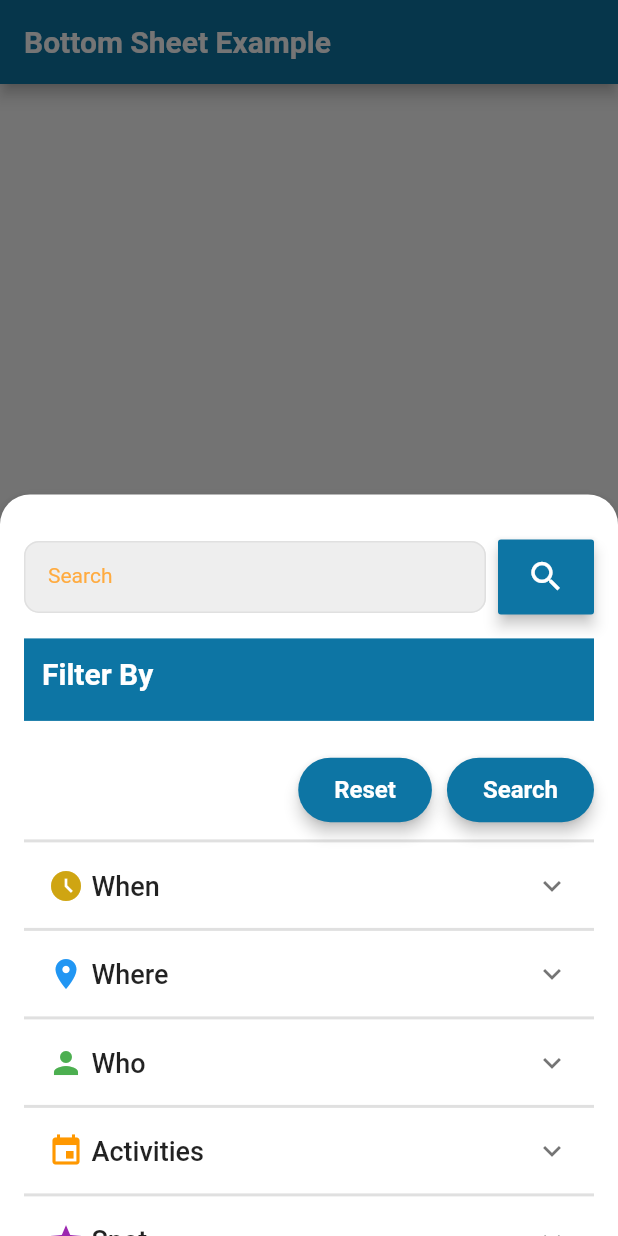
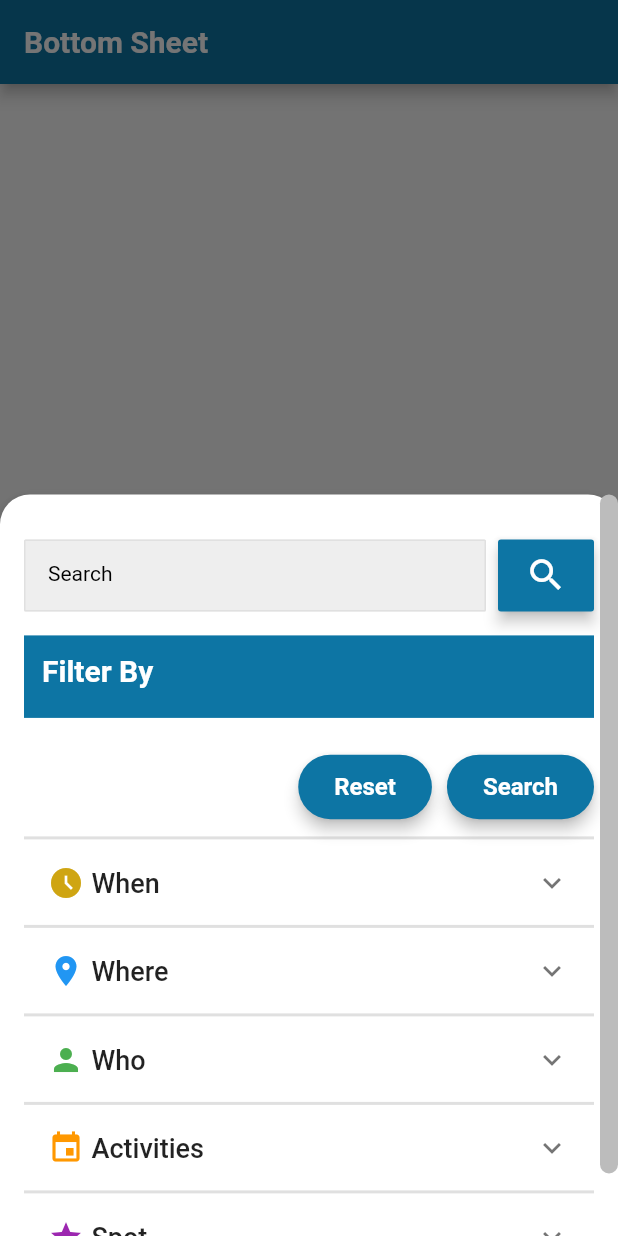
Before and after one commit to MasumBillah00/Bottom_Sheet, a Flutter app: the screen it shows after launch, after a tap on "Show Filters", on a phone screen of 412 x 824 dp. Run offline on Flutter 3.47's test engine with Material 2 defaults, Android fonts, the phone set to English and light mode, and no system bars.

```diff
--- a/lib/main.dart
+++ b/lib/main.dart
@@ -2,34 +2,37 @@ import 'package:bottomsheet/screens/bottom_sheet.dart';
 import 'package:bottomsheet/theme.dart';
 import 'package:flutter/material.dart';
 
-void main() {
+void main()
+{
   runApp(
     MaterialApp(
       debugShowCheckedModeBanner: false,
       theme: myCustomTheme(),
-      home: MyApp(),
+      home: const MyApp(),
     ),
   );
 }
 
 class MyApp extends StatelessWidget {
+  const MyApp({super.key});
+
   @override
   Widget build(BuildContext context) {
     return Scaffold(
-      appBar: AppBar(title: Text('Bottom Sheet Example')),
+      appBar: AppBar(title: const Text('Bottom Sheet')),
       body: Center(
         child: ElevatedButton(
           onPressed: () {
             showModalBottomSheet(
               context: context,
               isScrollControlled: true,
-              shape: RoundedRectangleBorder(
+              shape: const RoundedRectangleBorder(
                 borderRadius: BorderRadius.vertical(top: Radius.circular(20)),
               ),
-              builder: (context) => FilterBottomSheet(),
+              builder: (context) => const FilterBottomSheet(),
             );
           },
-          child: Text('Show Filters'),
+          child: const Text('Show Filters'),
         ),
       ),
     );
--- a/lib/screens/bottom_sheet.dart
+++ b/lib/screens/bottom_sheet.dart
@@ -5,6 +5,8 @@ import 'filter_header.dart';
 import 'filterchip_display.dart';
 
 class FilterBottomSheet extends StatefulWidget {
+  const FilterBottomSheet({super.key});
+
   @override
   _FilterBottomSheetState createState() => _FilterBottomSheetState();
 }
@@ -16,8 +18,8 @@ class _FilterBottomSheetState extends State<FilterBottomSheet> {
 
   // Map to store filters and their corresponding icons
   final Map<String, Map<String, dynamic>> filterIconsAndColors = {
-    'Today': {'icon': Icons.access_time_filled, 'color': Color.fromARGB(255, 207, 165, 18)},
-    'Tomorrow': {'icon': Icons.access_time_filled, 'color': Color.fromARGB(255, 207, 165, 18)},
+    'Today': {'icon': Icons.access_time_filled, 'color': const Color.fromARGB(255, 207, 165, 18)},
+    'Tomorrow': {'icon': Icons.access_time_filled, 'color': const Color.fromARGB(255, 207, 165, 18)},
     // 'Location 1': {'icon': Icons.location_on, 'color': Colors.blue},
     // 'Location 2': {'icon': Icons.location_on, 'color': Colors.blue},
     'Location': {
@@ -61,7 +63,14 @@ class _FilterBottomSheetState extends State<FilterBottomSheet> {
       minChildSize: 0.4,
       maxChildSize: 0.7,
       builder: (BuildContext context, ScrollController scrollController) {
-        return SingleChildScrollView(
+        return Scrollbar(
+          controller: scrollController,
+          thumbVisibility: true,
+          thickness: 12,
+          //trackVisibility: true,
+
+          radius: const Radius.circular(20),
+          child: SingleChildScrollView(
             controller: scrollController,
             child: Padding(
               padding: const EdgeInsets.only(top: 30, right: 16, left: 16, bottom: 16),
@@ -91,21 +100,21 @@ class _FilterBottomSheetState extends State<FilterBottomSheet> {
                           shape: RoundedRectangleBorder(
                             borderRadius: BorderRadius.circular(2.0),
                           ),
-                        padding: const EdgeInsets.symmetric(horizontal: 12.0, vertical: 12.0),
+                          padding: const EdgeInsets.symmetric(horizontal: 10.0, vertical: 10.0),
                         ),
-                      child: const Icon(Icons.search, size: 26),
+                        child: const Icon(Icons.search, size: 28),
                       ),
                     ],
                   ),
                   const SizedBox(height: 16),
 
                   // Filter Header
-                FilterHeader(),
+                  const Header(),
 
                   const SizedBox(height: 12),
 
                   // Selected Filters
-                FilterChipDisplay(
+                  KeyWordDisplay(
                     selectedFilters: selectedFilters,
                     filterIconsAndColors: filterIconsAndColors,
                     onFilterToggle: _toggleFilter,
@@ -145,7 +154,7 @@ class _FilterBottomSheetState extends State<FilterBottomSheet> {
                   const Divider(thickness: 2, height: 1),
 
                   // Filter Expansion Tiles
-                FilterExpansionTiles(
+                  ExpansionTiles(
                     selectedFilters: selectedFilters,
                     onFilterToggle: _toggleFilter,
                     locationController: _locationController,
@@ -155,6 +164,7 @@ class _FilterBottomSheetState extends State<FilterBottomSheet> {
                 ],
               ),
             ),
+          ),
         );
       },
     );
--- a/lib/screens/filter_expansion_tile.dart
+++ b/lib/screens/filter_expansion_tile.dart
@@ -1,14 +1,14 @@
 
 import 'package:flutter/material.dart';
 
-class FilterExpansionTiles extends StatefulWidget {
+class ExpansionTiles extends StatefulWidget {
   final List<String> selectedFilters;
   final Function(String) onFilterToggle;
   final TextEditingController locationController;
   final String? selectedActivity;
   final Function(String) onActivitySelect;
 
-  const FilterExpansionTiles({
+  const ExpansionTiles({
     super.key,
     required this.selectedFilters,
     required this.onFilterToggle,
@@ -18,10 +18,10 @@ class FilterExpansionTiles extends StatefulWidget {
   });
 
   @override
-  _FilterExpansionTilesState createState() => _FilterExpansionTilesState();
+  ExpansionTilesState createState() => ExpansionTilesState();
 }
 
-class _FilterExpansionTilesState extends State<FilterExpansionTiles> {
+class ExpansionTilesState extends State<ExpansionTiles> {
   bool isSpot1Checked = false;
   bool isSpot2Checked = false;
 
@@ -34,10 +34,9 @@ class _FilterExpansionTilesState extends State<FilterExpansionTiles> {
         FocusScope.of(context).unfocus();
       },
       child: SingleChildScrollView(
-        padding: EdgeInsets.only(bottom: bottomInset), // Add padding when keyboard is open
+        padding: EdgeInsets.only(bottom: bottomInset),
         child: Column(
           children: [
-            // "When" ExpansionTile
             ExpansionTile(
               title: const Row(
                 children: [
@@ -56,6 +55,7 @@ class _FilterExpansionTilesState extends State<FilterExpansionTiles> {
                     widget.onFilterToggle('Today');
                   },
                 ),
+
                 ListTile(
                   title: const Text('Tomorrow'),
                   dense: true,
@@ -177,11 +177,11 @@ class _FilterExpansionTilesState extends State<FilterExpansionTiles> {
 
             // "Spot" ExpansionTile with checkboxes
             ExpansionTile(
-              title: Row(
+              title: const Row(
                 children: [
                   Icon(Icons.star_outlined, color: Colors.purple),
-                  const SizedBox(width: 5),
-                  const Text('Spot', style: TextStyle(fontSize: 18, fontWeight: FontWeight.w500)),
+                   SizedBox(width: 5),
+                   Text('Spot', style: TextStyle(fontSize: 18, fontWeight: FontWeight.w500)),
                 ],
               ),
               childrenPadding: const EdgeInsets.symmetric(horizontal: 16),
--- a/lib/screens/filter_header.dart
+++ b/lib/screens/filter_header.dart
@@ -1,6 +1,8 @@
 import 'package:flutter/material.dart';
 
-class FilterHeader extends StatelessWidget {
+class Header extends StatelessWidget {
+  const Header({super.key});
+
   @override
   Widget build(BuildContext context) {
     return Container(
--- a/lib/screens/filterchip_display.dart
+++ b/lib/screens/filterchip_display.dart
@@ -1,11 +1,11 @@
 import 'package:flutter/material.dart';
 
-class FilterChipDisplay extends StatelessWidget {
+class KeyWordDisplay extends StatelessWidget {
   final List<String> selectedFilters;
   final Map<String, Map<String, dynamic>> filterIconsAndColors;
   final Function(String) onFilterToggle;
 
-  const FilterChipDisplay({
+  const KeyWordDisplay({super.key,
     required this.selectedFilters,
     required this.filterIconsAndColors,
     required this.onFilterToggle,
--- a/lib/theme.dart
+++ b/lib/theme.dart
@@ -3,8 +3,9 @@ import 'package:flutter/material.dart';
 
 ThemeData myCustomTheme() {
   return ThemeData(
-    primarySwatch: Colors.blue, // Define primary color
-    hintColor: Colors.orangeAccent, // Define accent color
+    primarySwatch: Colors.blue,
+    //hintColor: Color.fromARGB(255, 13, 117, 164),
+    hintColor: Colors.black,
 
     // Customizing AppBar
     appBarTheme: AppBarTheme(
@@ -45,18 +46,18 @@ ThemeData myCustomTheme() {
       fillColor: Colors.grey.shade200,
       contentPadding: EdgeInsets.symmetric(vertical: 12, horizontal: 16),
       border: OutlineInputBorder(
-        borderRadius: BorderRadius.circular(10),
-        borderSide: BorderSide(color: Colors.grey.shade300),
+        borderRadius: BorderRadius.circular(1),
+        borderSide: BorderSide(color: Colors.black),
       ),
       enabledBorder: OutlineInputBorder(
-        borderRadius: BorderRadius.circular(10),
+        borderRadius: BorderRadius.circular(1),
         borderSide: BorderSide(color: Colors.grey.shade300),
       ),
       focusedBorder: OutlineInputBorder(
-        borderRadius: BorderRadius.circular(10),
-        borderSide: BorderSide(color: Colors.blue),
+        borderRadius: BorderRadius.circular(1),
+        borderSide: BorderSide(color: Colors.black),
       ),
-      labelStyle: TextStyle(fontSize: 14, color: Colors.grey.shade700),
+      labelStyle: TextStyle(fontSize: 14, color: Colors.black87),
     ),
 
     // Bottom Sheet Theme
```
Lines whose indentation alone changed are shown as unchanged.
